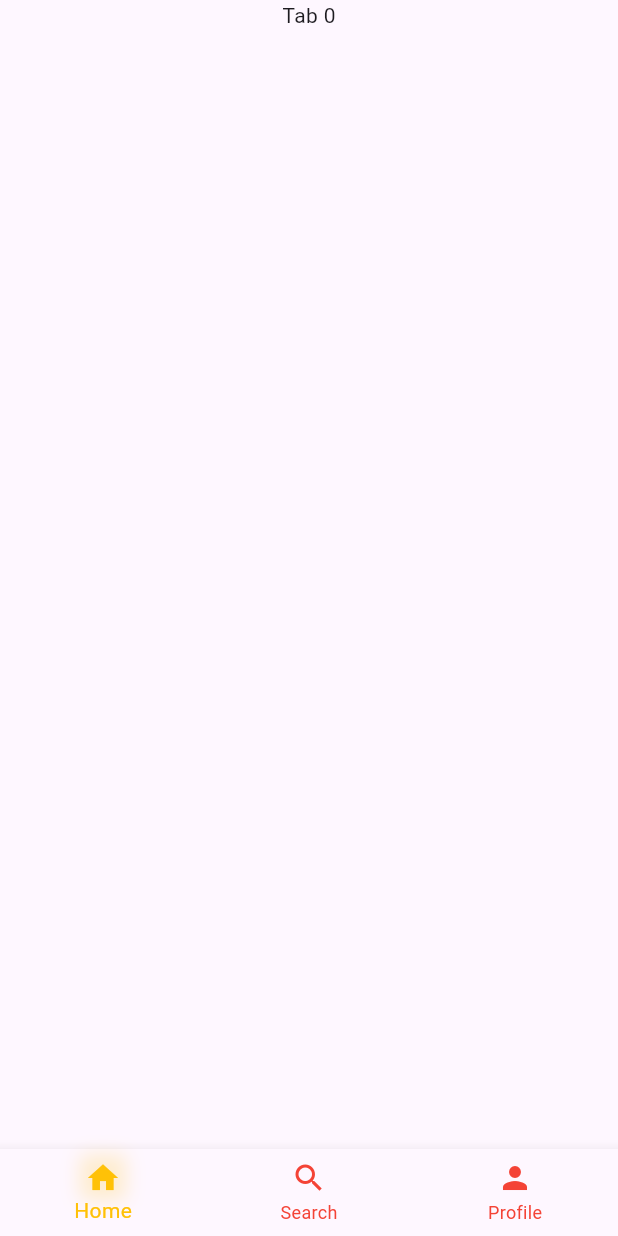
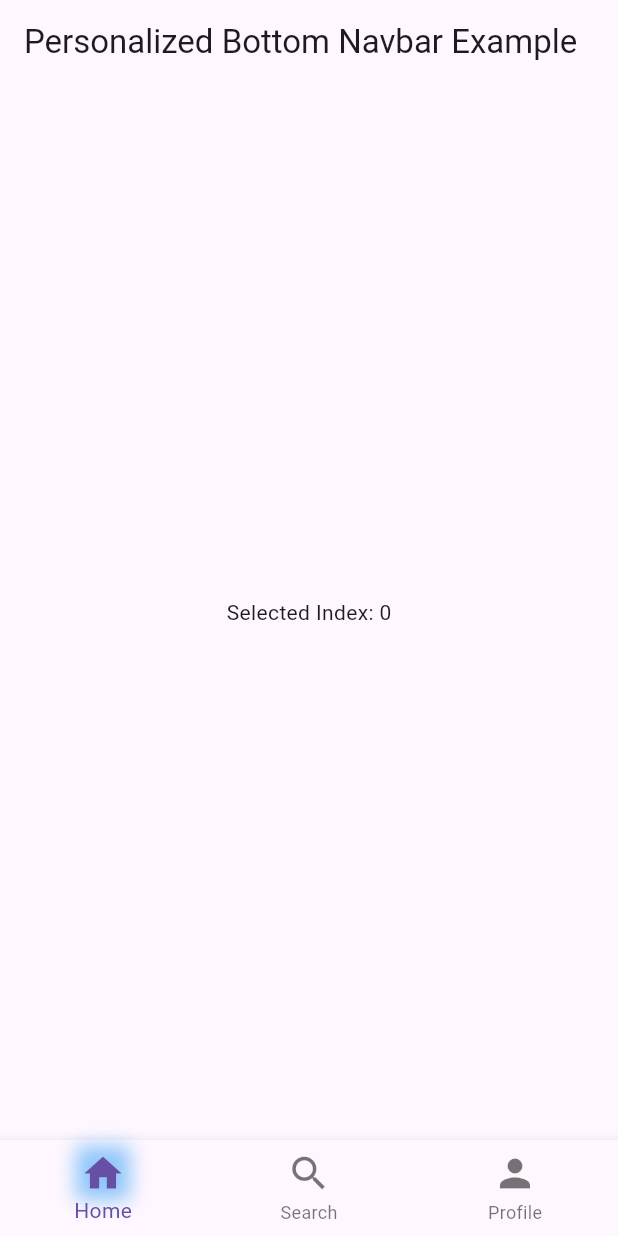
Before and after one commit to hs-dev1/personalized_bottom_navbar, a Flutter app: the screen it shows after launch, on a phone screen of 412 x 824 dp. Run offline on Flutter 3.47's test engine with Material 3 defaults, Android fonts, the phone set to English and light mode, and no system bars.

Commit message:
example updated

```diff
--- a/example/lib/main.dart
+++ b/example/lib/main.dart
@@ -1,5 +1,7 @@
+// ignore_for_file: library_private_types_in_public_api
+
+import 'package:flutter/material.dart';
 import 'package:personalized_bottom_navbar/personalized_bottom_navbar.dart';
-import 'package:flutter/material.dart';
 
 void main() {
   runApp(const MyApp());
@@ -11,7 +13,6 @@ class MyApp extends StatelessWidget {
   @override
   Widget build(BuildContext context) {
     return const MaterialApp(
-      // theme: ThemeData.dark(useMaterial3: true),
       home: MyHomePage(),
     );
   }
@@ -25,52 +26,32 @@ class MyHomePage extends StatefulWidget {
 }
 
 class _MyHomePageState extends State<MyHomePage> {
-  int _selectedIndex = 0;
-
-  void _onItemTapped(int index) {
-    setState(() {
-      _selectedIndex = index;
-    });
-  }
-
-  final List<String> labels = ['Home', 'Search', 'Profile'];
-  final List<IconData> icons = [Icons.home, Icons.search, Icons.person];
+  int _currentIndex = 0;
 
   @override
   Widget build(BuildContext context) {
     return Scaffold(
-      body: Center(
-        child: Column(
-          children: [
-            Text('Tab $_selectedIndex'),
-          ],
-        ),
-      ),
+      appBar: AppBar(title: const Text('Personalized Bottom Navbar Example')),
+      body: Center(child: Text('Selected Index: $_currentIndex')),
       bottomNavigationBar: PersonalizedBottomNavBar(
-        unselectedItemColor: Colors.red,
-        selectedItemColor: Colors.amber,
-        items: Iterable<int>.generate(labels.length)
-            .map((index) => BottomNavigationBarItem(
-                  icon: Icon(icons[index]),
-                  label: labels[index],
-                ))
-            .toList(),
-        currentIndex: _selectedIndex,
-        onTap: _onItemTapped,
-        type: NavBarType.values[9],
+        type: NavBarType.shadowEffectOnSelection,
+        items: const [
+          BottomNavigationBarItem(icon: Icon(Icons.home), label: 'Home'),
+          BottomNavigationBarItem(icon: Icon(Icons.search), label: 'Search'),
+          BottomNavigationBarItem(icon: Icon(Icons.person), label: 'Profile'),
+        ],
+        currentIndex: _currentIndex,
+        onTap: (index) {
+          setState(() {
+            _currentIndex = index;
+          });
+        },
+        // Example of additional parameters:
+        elevation: 8.0,
+        iconSize: 30.0,
+        selectedFontSize: 14.0,
+        unselectedFontSize: 12.0,
       ),
     );
   }
 }
-// enum NavBarType {
-//   textOnly,
-//   iconOnly,
-//   textIconTop,
-//   textIconBottom,
-//   textWithRoundedSelection,
-//   iconWithRoundedSelection,
-//   textIconHideUnselected,
-//   shadowEffectOnSelection,
-//   animationOnSelection,
-//   glowEffectOnSelection,
-// }
```
